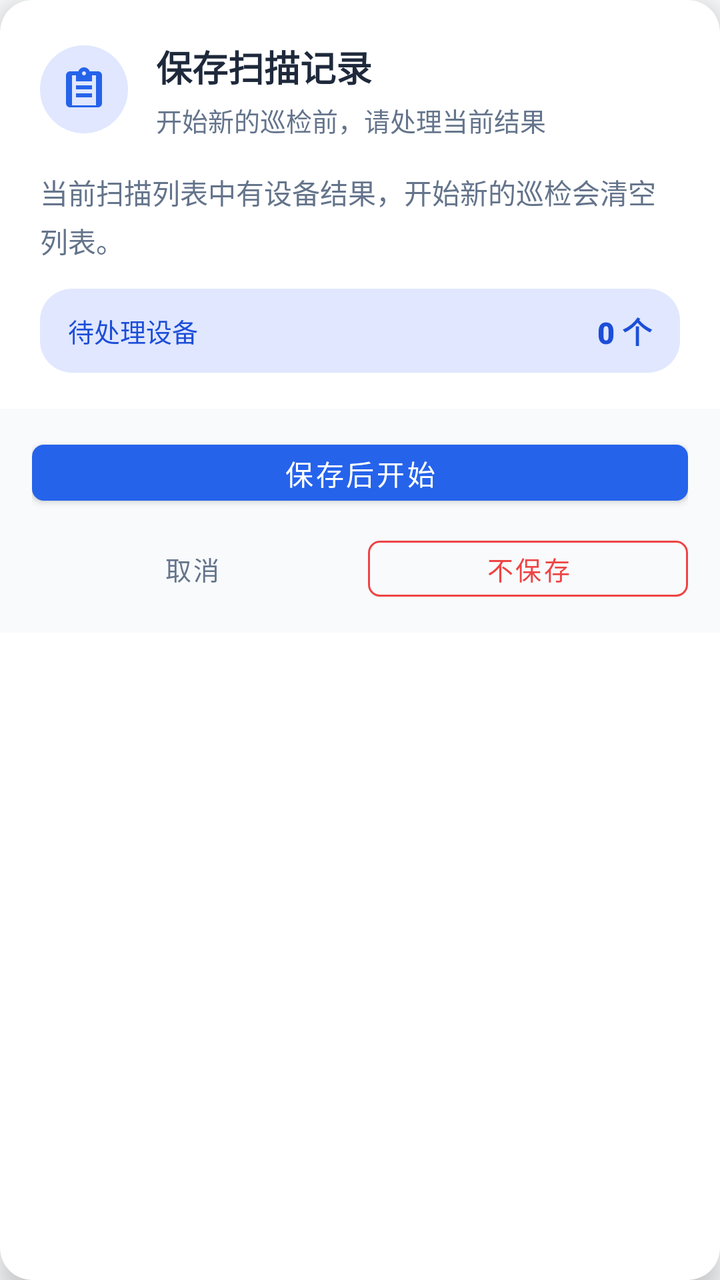
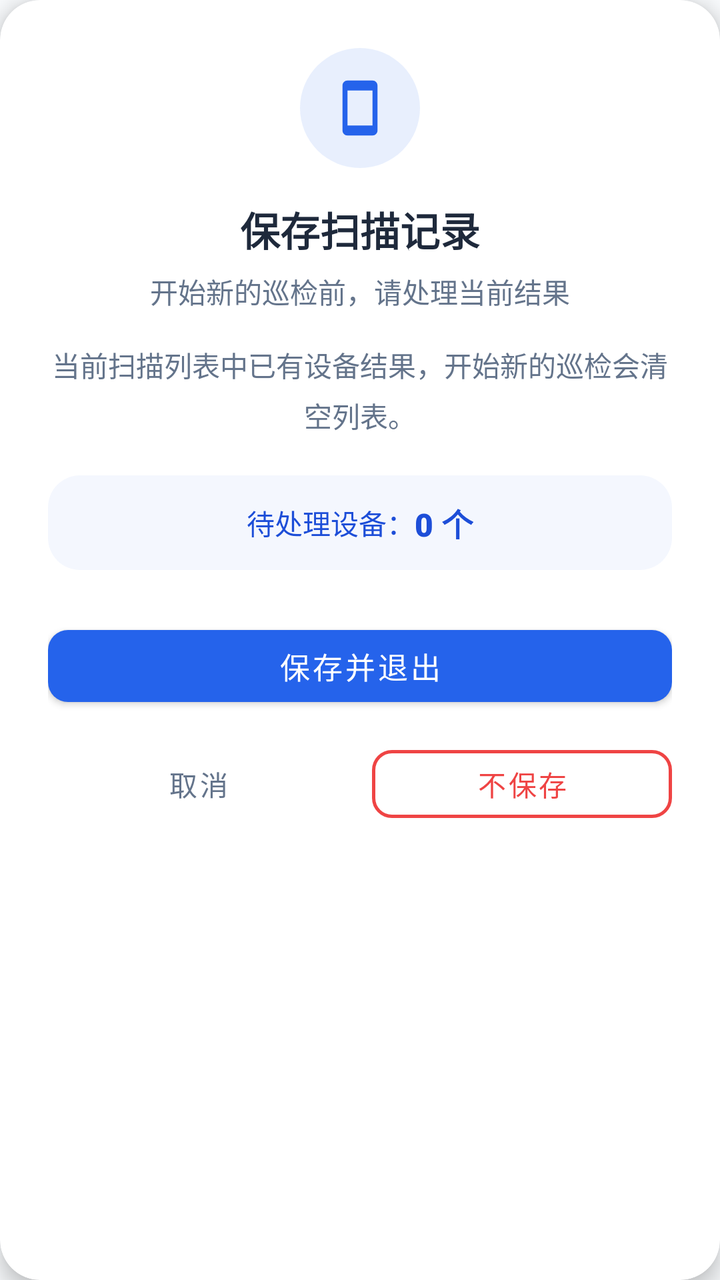

Two renders of the same Android screen: before a commit and after it. Below are the layout's source before the change and the commit's diff.
<!-- AndroidManifest.xml: application theme Theme.Signal_dectect -->
<!-- res/layout/dialog_save_scan_prompt.xml -->
<?xml version="1.0" encoding="utf-8"?>
<com.google.android.material.card.MaterialCardView xmlns:android="http://schemas.android.com/apk/res/android"
    xmlns:app="http://schemas.android.com/apk/res-auto"
    android:layout_width="match_parent"
    android:layout_height="wrap_content"
    app:cardBackgroundColor="@color/surface"
    app:cardCornerRadius="16dp"
    app:cardElevation="8dp"
    app:strokeWidth="0dp">

    <LinearLayout
        android:layout_width="match_parent"
        android:layout_height="wrap_content"
        android:orientation="vertical">

        <LinearLayout
            android:layout_width="match_parent"
            android:layout_height="wrap_content"
            android:gravity="center_vertical"
            android:orientation="horizontal"
            android:paddingHorizontal="20dp"
            android:paddingTop="20dp"
            android:paddingBottom="12dp">

            <FrameLayout
                android:layout_width="44dp"
                android:layout_height="44dp"
                android:background="@drawable/bg_icon_circle_blue">

                <ImageView
                    android:layout_width="24dp"
                    android:layout_height="24dp"
                    android:layout_gravity="center"
                    android:src="@drawable/ic_auth"
                    app:tint="@color/primary" />
            </FrameLayout>

            <LinearLayout
                android:layout_width="0dp"
                android:layout_height="wrap_content"
                android:layout_marginStart="14dp"
                android:layout_weight="1"
                android:orientation="vertical">

                <TextView
                    android:id="@+id/tv_save_prompt_title"
                    android:layout_width="match_parent"
                    android:layout_height="wrap_content"
                    android:fontFamily="sans-serif-black"
                    android:text="保存扫描记录"
                    android:textColor="@color/text_primary"
                    android:textSize="18sp" />

                <TextView
                    android:id="@+id/tv_save_prompt_subtitle"
                    android:layout_width="match_parent"
                    android:layout_height="wrap_content"
                    android:layout_marginTop="4dp"
                    android:fontFamily="sans-serif-medium"
                    android:text="开始新的巡检前，请处理当前结果"
                    android:textColor="@color/text_secondary"
                    android:textSize="13sp" />
            </LinearLayout>
        </LinearLayout>

        <TextView
            android:id="@+id/tv_save_prompt_message"
            android:layout_width="match_parent"
            android:layout_height="wrap_content"
            android:layout_marginHorizontal="20dp"
            android:layout_marginTop="4dp"
            android:fontFamily="sans-serif"
            android:lineSpacingMultiplier="1.2"
            android:text="当前扫描列表中有设备结果，开始新的巡检会清空列表。"
            android:textColor="@color/text_secondary"
            android:textSize="14sp" />

        <LinearLayout
            android:layout_width="match_parent"
            android:layout_height="wrap_content"
            android:layout_marginHorizontal="20dp"
            android:layout_marginTop="14dp"
            android:background="@drawable/bg_pill_blue"
            android:gravity="center_vertical"
            android:orientation="horizontal"
            android:paddingHorizontal="14dp"
            android:paddingVertical="10dp">

            <TextView
                android:layout_width="0dp"
                android:layout_height="wrap_content"
                android:layout_weight="1"
                android:fontFamily="sans-serif-medium"
                android:text="待处理设备"
                android:textColor="@color/primary_variant"
                android:textSize="13sp" />

            <TextView
                android:id="@+id/tv_save_prompt_count"
                android:layout_width="wrap_content"
                android:layout_height="wrap_content"
                android:fontFamily="sans-serif-black"
                android:text="0 个"
                android:textColor="@color/primary_variant"
                android:textSize="15sp" />
        </LinearLayout>

        <LinearLayout
            android:layout_width="match_parent"
            android:layout_height="wrap_content"
            android:layout_marginTop="18dp"
            android:background="@color/background"
            android:orientation="vertical"
            android:paddingHorizontal="16dp"
            android:paddingVertical="12dp">

            <com.google.android.material.button.MaterialButton
                android:id="@+id/btn_save_prompt_save"
                android:layout_width="match_parent"
                android:layout_height="40dp"
                android:minHeight="0dp"
                android:text="保存后开始"
                android:textColor="@color/on_primary"
                android:textSize="14sp"
                app:backgroundTint="@color/primary"
                app:cornerRadius="6dp" />

            <LinearLayout
                android:layout_width="match_parent"
                android:layout_height="wrap_content"
                android:layout_marginTop="8dp"
                android:gravity="end"
                android:orientation="horizontal">

                <com.google.android.material.button.MaterialButton
                    android:id="@+id/btn_save_prompt_cancel"
                    style="@style/Widget.MaterialComponents.Button.TextButton"
                    android:layout_width="0dp"
                    android:layout_height="40dp"
                    android:layout_weight="1"
                    android:minHeight="0dp"
                    android:text="取消"
                    android:textColor="@color/text_secondary"
                    android:textSize="13sp" />

                <com.google.android.material.button.MaterialButton
                    android:id="@+id/btn_save_prompt_discard"
                    style="@style/Widget.MaterialComponents.Button.OutlinedButton"
                    android:layout_width="0dp"
                    android:layout_height="40dp"
                    android:layout_marginStart="8dp"
                    android:layout_weight="1"
                    android:minHeight="0dp"
                    android:text="不保存"
                    android:textColor="@color/error"
                    android:textSize="13sp"
                    app:cornerRadius="6dp"
                    app:strokeColor="@color/error" />
            </LinearLayout>
        </LinearLayout>
    </LinearLayout>
</com.google.android.material.card.MaterialCardView>
<!-- resources referenced by this layout -->
<resources>
  <color name="background">#F8FAFC</color>
  <color name="error">#EF4444</color>
  <color name="on_primary">#FFFFFF</color>
  <color name="primary">#2563EB</color>
  <color name="primary_variant">#1D4ED8</color>
  <color name="surface">#FFFFFF</color>
  <color name="text_primary">#1E293B</color>
  <color name="text_secondary">#64748B</color>
  <!-- drawable bg_icon_circle_blue (drawable) -->
  <?xml version="1.0" encoding="utf-8"?>
  <shape xmlns:android="http://schemas.android.com/apk/res/android"
      android:shape="oval">
      <solid android:color="#E0E7FF" />
  </shape>
  <!-- drawable bg_pill_blue (drawable) -->
  <?xml version="1.0" encoding="utf-8"?>
  <shape xmlns:android="http://schemas.android.com/apk/res/android">
      <solid android:color="#E0E7FF" />
      <corners android:radius="16dp" />
  </shape>
  <!-- drawable ic_auth (drawable) -->
  <vector xmlns:android="http://schemas.android.com/apk/res/android"
      android:width="24dp"
      android:height="24dp"
      android:viewportWidth="24"
      android:viewportHeight="24">
    <path
        android:fillColor="#64748B"
        android:pathData="M19,3h-4.18C14.4,1.84 13.3,1 12,1c-1.3,0 -2.4,0.84 -2.82,2H5c-1.1,0 -2,0.9 -2,2v14c0,1.1 0.9,2 2,2h14c1.1,0 2,-0.9 2,-2V5c0,-1.1 -0.9,-2 -2,-2zM12,3c0.55,0 1,0.45 1,1s-0.45,1 -1,1 -1,-0.45 -1,-1 0.45,-1 1,-1zM18,20H6V5h2v3h8V5h2v15z"/>
    <path
        android:fillColor="#64748B"
        android:pathData="M8,14h8v2H8zM8,10h8v2H8z"/>
  </vector>
  <style name="Theme.Signal_dectect" parent="Theme.MaterialComponents.DayNight.NoActionBar">
          
          <item name="colorPrimary">@color/primary</item>
          <item name="colorPrimaryVariant">@color/primary_variant</item>
          <item name="colorOnPrimary">@color/on_primary</item>
          
          
          <item name="colorSecondary">@color/secondary</item>
          <item name="colorSecondaryVariant">@color/secondary_variant</item>
          <item name="colorOnSecondary">@color/on_secondary</item>
          
          
          <item name="android:windowBackground">@color/background</item>
          <item name="colorSurface">@color/surface</item>
          
          
          <item name="android:statusBarColor">@color/background</item>
          <item name="android:windowLightStatusBar">true</item>
          
          
      </style>
  <color name="secondary">#0EA5E9</color>
  <color name="secondary_variant">#0284C7</color>
  <color name="on_secondary">#FFFFFF</color>
</resources>

<!-- the commit's change to res/layout/dialog_save_scan_prompt.xml (unified diff, before → after) -->
@@ -4,96 +4,88 @@
     android:layout_width="match_parent"
     android:layout_height="wrap_content"
     app:cardBackgroundColor="@color/surface"
-    app:cardCornerRadius="16dp"
-    app:cardElevation="8dp"
+    app:cardCornerRadius="20dp"
+    app:cardElevation="6dp"
     app:strokeWidth="0dp">
 
     <LinearLayout
         android:layout_width="match_parent"
         android:layout_height="wrap_content"
-        android:orientation="vertical">
+        android:orientation="vertical"
+        android:padding="24dp"
+        android:gravity="center_horizontal">
 
-        <LinearLayout
-            android:layout_width="match_parent"
+        
+        <FrameLayout
+            android:layout_width="60dp"
+            android:layout_height="60dp"
+            android:background="@drawable/bg_icon_circle_blue"
+            android:backgroundTint="#1A2563EB"
+            android:layout_marginBottom="16dp">
+
+            <ImageView
+                android:layout_width="30dp"
+                android:layout_height="30dp"
+                android:layout_gravity="center"
+                android:src="@drawable/ic_device_model"
+                app:tint="@color/primary" />
+        </FrameLayout>
+
+        
+        <TextView
+            android:id="@+id/tv_save_prompt_title"
+            android:layout_width="wrap_content"
             android:layout_height="wrap_content"
-            android:gravity="center_vertical"
-            android:orientation="horizontal"
-            android:paddingHorizontal="20dp"
-            android:paddingTop="20dp"
-            android:paddingBottom="12dp">
+            android:fontFamily="sans-serif-black"
+            android:text="保存扫描记录"
+            android:textColor="@color/text_primary"
+            android:textSize="20sp"
+            android:layout_marginBottom="6dp" />
 
-            <FrameLayout
-                android:layout_width="44dp"
-                android:layout_height="44dp"
-                android:background="@drawable/bg_icon_circle_blue">
+        
+        <TextView
+            android:id="@+id/tv_save_prompt_subtitle"
+            android:layout_width="wrap_content"
+            android:layout_height="wrap_content"
+            android:fontFamily="sans-serif-medium"
+            android:text="开始新的巡检前，请处理当前结果"
+            android:textColor="@color/text_secondary"
+            android:textSize="14sp"
+            android:layout_marginBottom="16dp"
+            android:gravity="center" />
 
-                <ImageView
-                    android:layout_width="24dp"
-                    android:layout_height="24dp"
-                    android:layout_gravity="center"
-                    android:src="@drawable/ic_auth"
-                    app:tint="@color/primary" />
-            </FrameLayout>
-
-            <LinearLayout
-                android:layout_width="0dp"
-                android:layout_height="wrap_content"
-                android:layout_marginStart="14dp"
-                android:layout_weight="1"
-                android:orientation="vertical">
-
-                <TextView
-                    android:id="@+id/tv_save_prompt_title"
-                    android:layout_width="match_parent"
-                    android:layout_height="wrap_content"
-                    android:fontFamily="sans-serif-black"
-                    android:text="保存扫描记录"
-                    android:textColor="@color/text_primary"
-                    android:textSize="18sp" />
-
-                <TextView
-                    android:id="@+id/tv_save_prompt_subtitle"
-                    android:layout_width="match_parent"
-                    android:layout_height="wrap_content"
-                    android:layout_marginTop="4dp"
-                    android:fontFamily="sans-serif-medium"
-                    android:text="开始新的巡检前，请处理当前结果"
-                    android:textColor="@color/text_secondary"
-                    android:textSize="13sp" />
-            </LinearLayout>
-        </LinearLayout>
-
+        
         <TextView
             android:id="@+id/tv_save_prompt_message"
             android:layout_width="match_parent"
             android:layout_height="wrap_content"
-            android:layout_marginHorizontal="20dp"
-            android:layout_marginTop="4dp"
             android:fontFamily="sans-serif"
-            android:lineSpacingMultiplier="1.2"
-            android:text="当前扫描列表中有设备结果，开始新的巡检会清空列表。"
+            android:lineSpacingMultiplier="1.25"
+            android:text="当前扫描列表中已有设备结果，开始新的巡检会清空列表。"
             android:textColor="@color/text_secondary"
-            android:textSize="14sp" />
+            android:textSize="14sp"
+            android:gravity="center"
+            android:layout_marginBottom="20dp" />
 
+        
         <LinearLayout
             android:layout_width="match_parent"
             android:layout_height="wrap_content"
-            android:layout_marginHorizontal="20dp"
-            android:layout_marginTop="14dp"
             android:background="@drawable/bg_pill_blue"
-            android:gravity="center_vertical"
+            android:backgroundTint="#0D2563EB"
+            android:gravity="center"
             android:orientation="horizontal"
-            android:paddingHorizontal="14dp"
-            android:paddingVertical="10dp">
+            android:paddingHorizontal="16dp"
+            android:paddingVertical="12dp"
+            android:layout_marginBottom="24dp">
 
             <TextView
-                android:layout_width="0dp"
+                android:layout_width="wrap_content"
                 android:layout_height="wrap_content"
-                android:layout_weight="1"
                 android:fontFamily="sans-serif-medium"
-                android:text="待处理设备"
+                android:text="待处理设备："
                 android:textColor="@color/primary_variant"
-                android:textSize="13sp" />
+                android:textSize="14sp" />
 
             <TextView
                 android:id="@+id/tv_save_prompt_count"
@@ -102,60 +94,65 @@
                 android:fontFamily="sans-serif-black"
                 android:text="0 个"
                 android:textColor="@color/primary_variant"
-                android:textSize="15sp" />
+                android:textSize="16sp" />
         </LinearLayout>
 
+        
         <LinearLayout
             android:layout_width="match_parent"
             android:layout_height="wrap_content"
-            android:layout_marginTop="18dp"
-            android:background="@color/background"
-            android:orientation="vertical"
-            android:paddingHorizontal="16dp"
-            android:paddingVertical="12dp">
+            android:orientation="vertical">
 
+            
             <com.google.android.material.button.MaterialButton
                 android:id="@+id/btn_save_prompt_save"
                 android:layout_width="match_parent"
-                android:layout_height="40dp"
+                android:layout_height="48dp"
                 android:minHeight="0dp"
-                android:text="保存后开始"
+                android:text="保存并退出"
                 android:textColor="@color/on_primary"
-                android:textSize="14sp"
+                android:textSize="15sp"
+                android:fontFamily="sans-serif-bold"
                 app:backgroundTint="@color/primary"
-                app:cornerRadius="6dp" />
+                app:cornerRadius="10dp"
+                app:elevation="0dp" />
 
+            
             <LinearLayout
                 android:layout_width="match_parent"
                 android:layout_height="wrap_content"
-                android:layout_marginTop="8dp"
-                android:gravity="end"
+                android:layout_marginTop="12dp"
                 android:orientation="horizontal">
 
+                
                 <com.google.android.material.button.MaterialButton
                     android:id="@+id/btn_save_prompt_cancel"
                     style="@style/Widget.MaterialComponents.Button.TextButton"
                     android:layout_width="0dp"
-                    android:layout_height="40dp"
+                    android:layout_height="46dp"
                     android:layout_weight="1"
                     android:minHeight="0dp"
                     android:text="取消"
                     android:textColor="@color/text_secondary"
-                    android:textSize="13sp" />
+                    android:textSize="14sp"
+                    android:fontFamily="sans-serif-medium" />
 
+                
                 <com.google.android.material.button.MaterialButton
                     android:id="@+id/btn_save_prompt_discard"
                     style="@style/Widget.MaterialComponents.Button.OutlinedButton"
                     android:layout_width="0dp"
-                    android:layout_height="40dp"
-                    android:layout_marginStart="8dp"
+                    android:layout_height="46dp"
+                    android:layout_marginStart="12dp"
                     android:layout_weight="1"
                     android:minHeight="0dp"
                     android:text="不保存"
                     android:textColor="@color/error"
-                    android:textSize="13sp"
-                    app:cornerRadius="6dp"
-                    app:strokeColor="@color/error" />
+                    android:textSize="14sp"
+                    android:fontFamily="sans-serif-medium"
+                    app:cornerRadius="10dp"
+                    app:strokeColor="@color/error"
+                    app:strokeWidth="1.5dp" />
             </LinearLayout>
         </LinearLayout>
     </LinearLayout>
<!-- resource entries referenced after the edit -->
@@ -20,7 +20,7 @@
       <solid android:color="#E0E7FF" />
       <corners android:radius="16dp" />
   </shape>
-  <!-- drawable ic_auth (drawable) -->
+  <!-- drawable ic_device_model (drawable) -->
   <vector xmlns:android="http://schemas.android.com/apk/res/android"
       android:width="24dp"
       android:height="24dp"
@@ -28,10 +28,7 @@
       android:viewportHeight="24">
     <path
         android:fillColor="#64748B"
-        android:pathData="M19,3h-4.18C14.4,1.84 13.3,1 12,1c-1.3,0 -2.4,0.84 -2.82,2H5c-1.1,0 -2,0.9 -2,2v14c0,1.1 0.9,2 2,2h14c1.1,0 2,-0.9 2,-2V5c0,-1.1 -0.9,-2 -2,-2zM12,3c0.55,0 1,0.45 1,1s-0.45,1 -1,1 -1,-0.45 -1,-1 0.45,-1 1,-1zM18,20H6V5h2v3h8V5h2v15z"/>
-    <path
-        android:fillColor="#64748B"
-        android:pathData="M8,14h8v2H8zM8,10h8v2H8z"/>
+        android:pathData="M17,1.01L7,1C5.9,1 5,1.9 5,3v18c0,1.1 0.9,2 2,2h10c1.1,0 2,-0.9 2,-2V3C19,1.9 18.1,1.01 17,1.01zM17,19H7V5h10V19z"/>
   </vector>
   <style name="Theme.Signal_dectect" parent="Theme.MaterialComponents.DayNight.NoActionBar">
           
